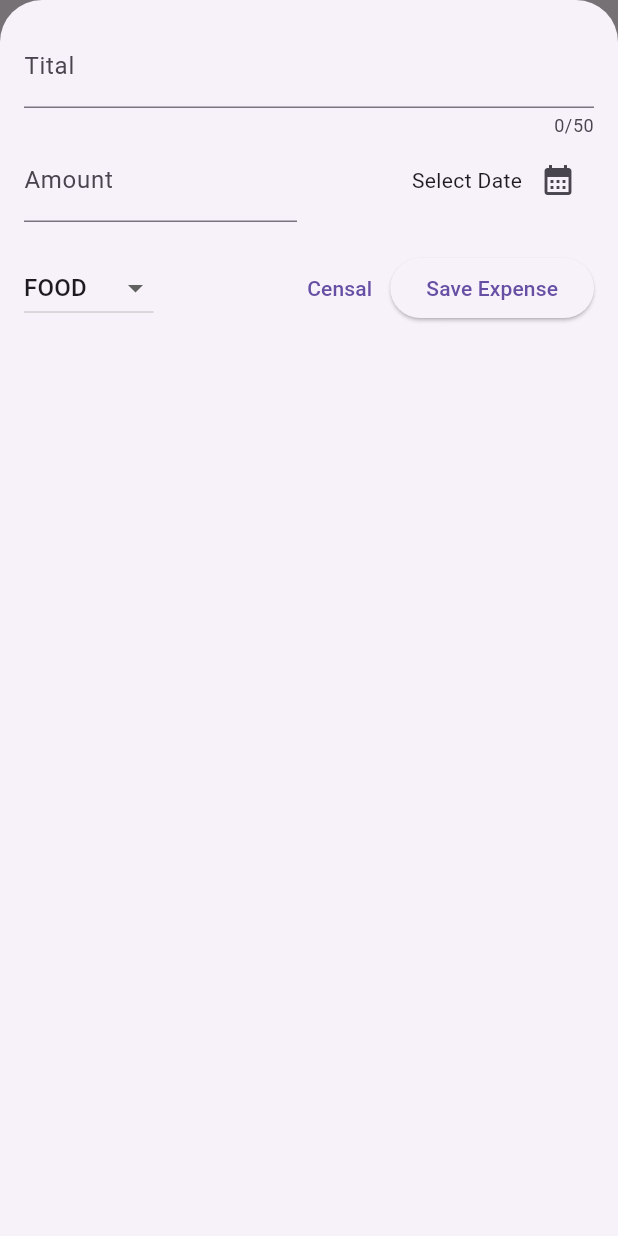
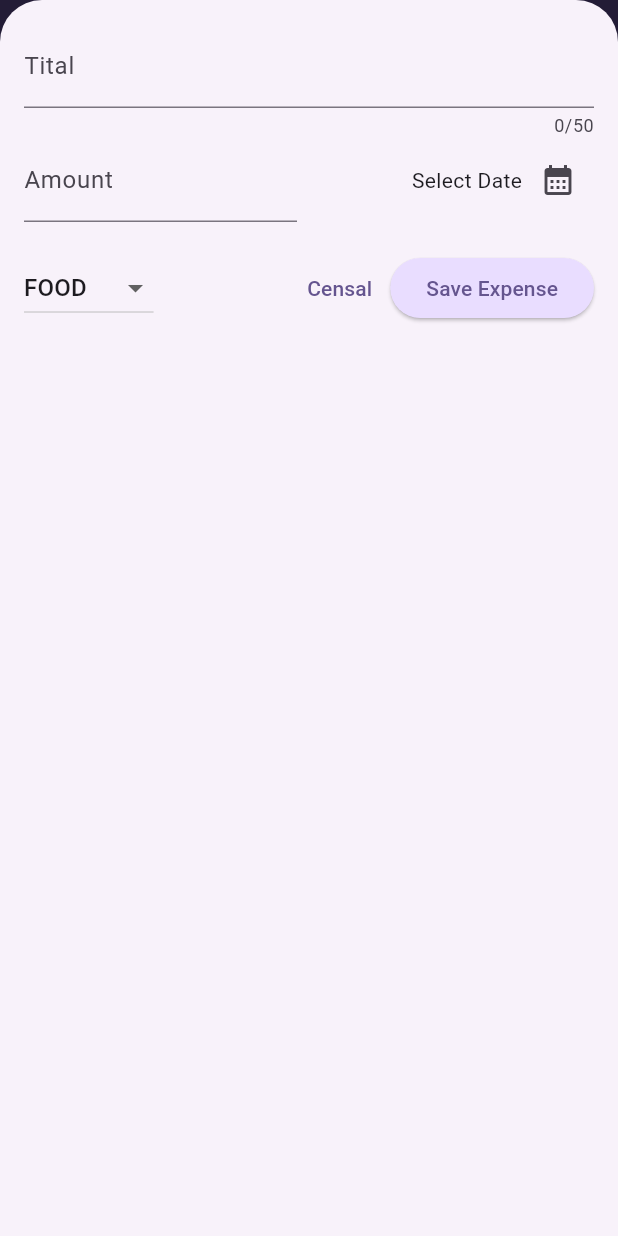
Before and after one commit to DeepakMewada20/Expense-Tracker-App, a Flutter app: the screen it shows after launch, after a tap on the "add" icon, on a phone screen of 412 x 824 dp. Run offline on Flutter 3.47's test engine with Material 3 defaults, Android fonts, the phone set to English and light mode, and no system bars.

Commit message:
I used textThem for expence titla editing

```diff
--- a/lib/main.dart
+++ b/lib/main.dart
@@ -1,11 +1,36 @@
 import 'package:flutter/material.dart';
 import 'package:expense_tracker_app/widgets/expences.dart';
 
+var kColorScheme = ColorScheme.fromSeed(
+  seedColor: const Color.fromARGB(255, 96, 59, 181),
+);
+
 void main() {
   runApp(
-     MaterialApp(
+    MaterialApp(
       debugShowCheckedModeBanner: false,
-      theme: ThemeData(useMaterial3: true),
+      theme: ThemeData().copyWith(
+        colorScheme: kColorScheme,
+        appBarTheme: const AppBarTheme().copyWith(
+            backgroundColor: kColorScheme.onPrimaryContainer,
+            foregroundColor: kColorScheme.primaryContainer),
+        cardTheme: const CardTheme().copyWith(
+            color: kColorScheme.secondaryContainer,
+            margin: const EdgeInsets.symmetric(horizontal: 16, vertical: 5)),
+        elevatedButtonTheme: ElevatedButtonThemeData(
+          style: ElevatedButton.styleFrom(
+            backgroundColor: kColorScheme.primaryContainer,
+          ),
+        ),
+        textTheme: ThemeData().textTheme.copyWith(
+          titleLarge: TextStyle(
+            fontWeight: FontWeight.bold,
+            fontSize: 18,
+            color: kColorScheme.onSecondaryContainer
+
+          )
+        ),
+      ),
       home: const Expences(),
     ),
   );
--- a/lib/widgets/expences-list/expence_item.dart
+++ b/lib/widgets/expences-list/expence_item.dart
@@ -14,8 +14,12 @@ class ExpenceItem extends StatelessWidget {
       child: Padding(
         padding: const EdgeInsets.symmetric(horizontal: 16, vertical: 12),
         child: Column(
+          crossAxisAlignment: CrossAxisAlignment.start,
           children: [
-            Text(oneExpence.tital),
+            Text(
+              oneExpence.tital,
+              style: Theme.of(context).textTheme.titleLarge,
+            ),
             const SizedBox(
               height: 4,
             ),
--- a/lib/widgets/expences-list/new_expense.dart
+++ b/lib/widgets/expences-list/new_expense.dart
@@ -86,11 +86,6 @@ class _NewExpenseState extends State<NewExpense> {
             decoration: const InputDecoration(
               // label: Text("Tital"),
               labelText: "Tital",
-              // border: OutlineInputBorder(
-              //   borderRadius: BorderRadius.all(
-              //     Radius.circular(5),
-              //   ),
-              // ),
             ),
           ),
           Row(
--- a/lib/widgets/expences.dart
+++ b/lib/widgets/expences.dart
@@ -86,7 +86,7 @@ class _ExpencesState extends State<Expences> {
         actions: [
           IconButton(
             onPressed: _openAddExpenseOverlay,
-            color: Colors.black,
+            //color: Colors.black,
             iconSize: 30,
             icon: const Icon(Icons.add),
           ),
```
